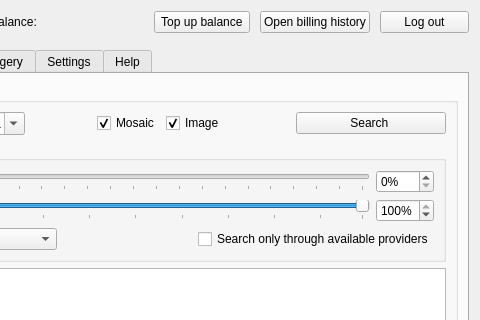
Before: the Qt Designer form mapflow/dialogs/static/ui/main_dialog.ui in Geoalert/mapflow-qgis, drawn with Qt 5; both pictures show x 580 to 1060 and y 0 to 320 of the 1060 by 550 pixel window.
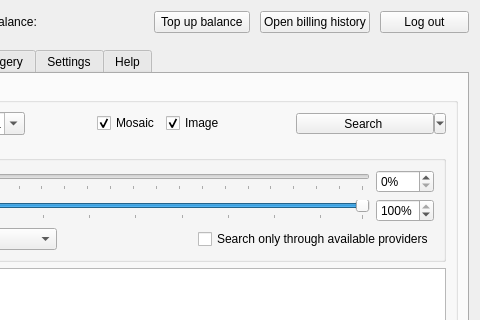
After: the same form once the commit is applied. The open tabs and pages were chosen to show the change. Icons and pictures are not drawn. Custom widgets are drawn as their Qt base class.

What changed in the file:
```diff
--- a/mapflow/dialogs/static/ui/main_dialog.ui
+++ b/mapflow/dialogs/static/ui/main_dialog.ui
@@ -1648,7 +1648,7 @@
                  </spacer>
                 </item>
                 <item>
-                 <widget class="QPushButton" name="getMetadata">
+                 <widget class="QToolButton" name="getMetadata">
                   <property name="sizePolicy">
                    <sizepolicy hsizetype="Fixed" vsizetype="Fixed">
                     <horstretch>0</horstretch>
@@ -1670,6 +1670,9 @@
                   <property name="toolTip">
                    <string>Click and wait for a few seconds until the table below is filled out</string>
                   </property>
+                  <property name="popupMode">
+                   <enum>QToolButton::MenuButtonPopup</enum>
+                  </property>
                   <property name="text">
                    <string>Search </string>
                   </property>
```
